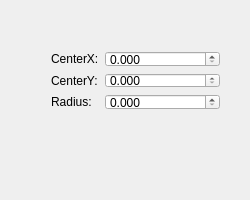
Old version of the form ShrikeDxf/CircleAttributeWidget.ui in the repository whisper512/ShrikeDxf-V0.1.
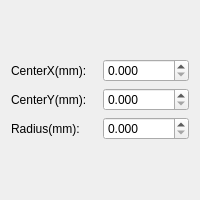
New version of the form.

The edit to the form file:
```diff
--- a/ShrikeDxf/CircleAttributeWidget.ui
+++ b/ShrikeDxf/CircleAttributeWidget.ui
@@ -6,27 +6,20 @@
    <rect>
     <x>0</x>
     <y>0</y>
-    <width>250</width>
+    <width>200</width>
     <height>200</height>
    </rect>
   </property>
   <property name="windowTitle">
    <string>CCircleAttributeWidget</string>
   </property>
-  <widget class="QWidget" name="">
-   <property name="geometry">
-    <rect>
-     <x>40</x>
-     <y>40</y>
-     <width>191</width>
-     <height>81</height>
-    </rect>
-   </property>
-   <layout class="QFormLayout" name="formLayout">
+  <layout class="QGridLayout" name="gridLayout_2">
+   <item row="0" column="0">
+    <layout class="QGridLayout" name="gridLayout">
     <item row="0" column="0">
      <widget class="QLabel" name="label_CenterX">
       <property name="text">
-       <string>CenterX:</string>
+        <string>CenterX(mm):</string>
       </property>
       <property name="alignment">
        <set>Qt::AlignmentFlag::AlignLeading|Qt::AlignmentFlag::AlignLeft|Qt::AlignmentFlag::AlignVCenter</set>
@@ -35,6 +28,12 @@
     </item>
     <item row="0" column="1">
      <widget class="QDoubleSpinBox" name="doubleSpinBox_CenterX">
+       <property name="sizePolicy">
+        <sizepolicy hsizetype="Preferred" vsizetype="Fixed">
+         <horstretch>0</horstretch>
+         <verstretch>0</verstretch>
+        </sizepolicy>
+       </property>
       <property name="decimals">
        <number>3</number>
       </property>
@@ -46,7 +45,7 @@
     <item row="1" column="0">
      <widget class="QLabel" name="label_CenterY">
       <property name="text">
-       <string>CenterY:</string>
+        <string>CenterY(mm):</string>
       </property>
       <property name="alignment">
        <set>Qt::AlignmentFlag::AlignLeading|Qt::AlignmentFlag::AlignLeft|Qt::AlignmentFlag::AlignVCenter</set>
@@ -55,6 +54,12 @@
     </item>
     <item row="1" column="1">
      <widget class="QDoubleSpinBox" name="doubleSpinBox_CenterY">
+       <property name="sizePolicy">
+        <sizepolicy hsizetype="Preferred" vsizetype="Fixed">
+         <horstretch>0</horstretch>
+         <verstretch>0</verstretch>
+        </sizepolicy>
+       </property>
       <property name="decimals">
        <number>3</number>
       </property>
@@ -66,7 +71,7 @@
     <item row="2" column="0">
      <widget class="QLabel" name="label_Radius">
       <property name="text">
-       <string>Radius:</string>
+        <string>Radius(mm):</string>
       </property>
       <property name="alignment">
        <set>Qt::AlignmentFlag::AlignLeading|Qt::AlignmentFlag::AlignLeft|Qt::AlignmentFlag::AlignVCenter</set>
@@ -75,6 +80,12 @@
     </item>
     <item row="2" column="1">
      <widget class="QDoubleSpinBox" name="doubleSpinBox_Radius">
+       <property name="sizePolicy">
+        <sizepolicy hsizetype="Preferred" vsizetype="Fixed">
+         <horstretch>0</horstretch>
+         <verstretch>0</verstretch>
+        </sizepolicy>
+       </property>
       <property name="decimals">
        <number>3</number>
       </property>
@@ -84,7 +95,8 @@
      </widget>
     </item>
    </layout>
-  </widget>
+   </item>
+  </layout>
  </widget>
  <layoutdefault spacing="6" margin="11"/>
  <resources/>
```
Lines whose indentation alone changed are shown as unchanged.
